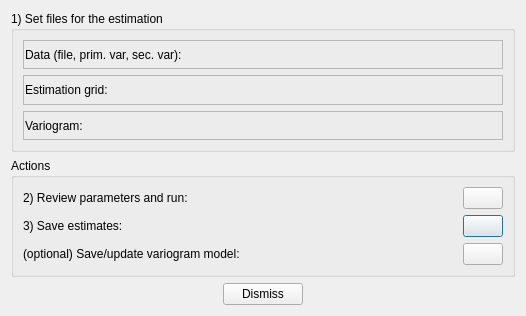
First picture: the form in dialogs/factorialkrigingdialog.ui, repository PauloCarvalhoRJ/gammaray, before the edit.
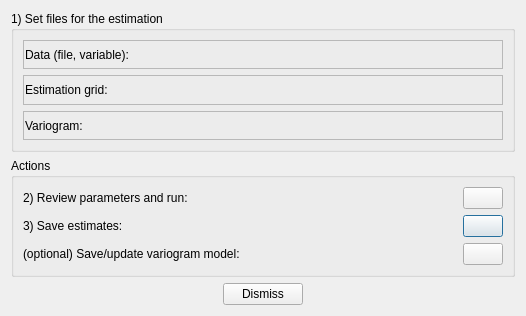
Second picture: the form after the edit. Icons and pictures are not drawn.

Commit message: FK: WIP: FactorialKrigingDialog GUI.

What changed in the file:
```diff
--- a/dialogs/factorialkrigingdialog.ui
+++ b/dialogs/factorialkrigingdialog.ui
@@ -56,7 +56,7 @@
             </sizepolicy>
            </property>
            <property name="text">
-            <string>Data (file, prim. var, sec. var):</string>
+            <string>Data (file, variable):</string>
            </property>
           </widget>
          </item>
```
The commit also changes 2 other files.
